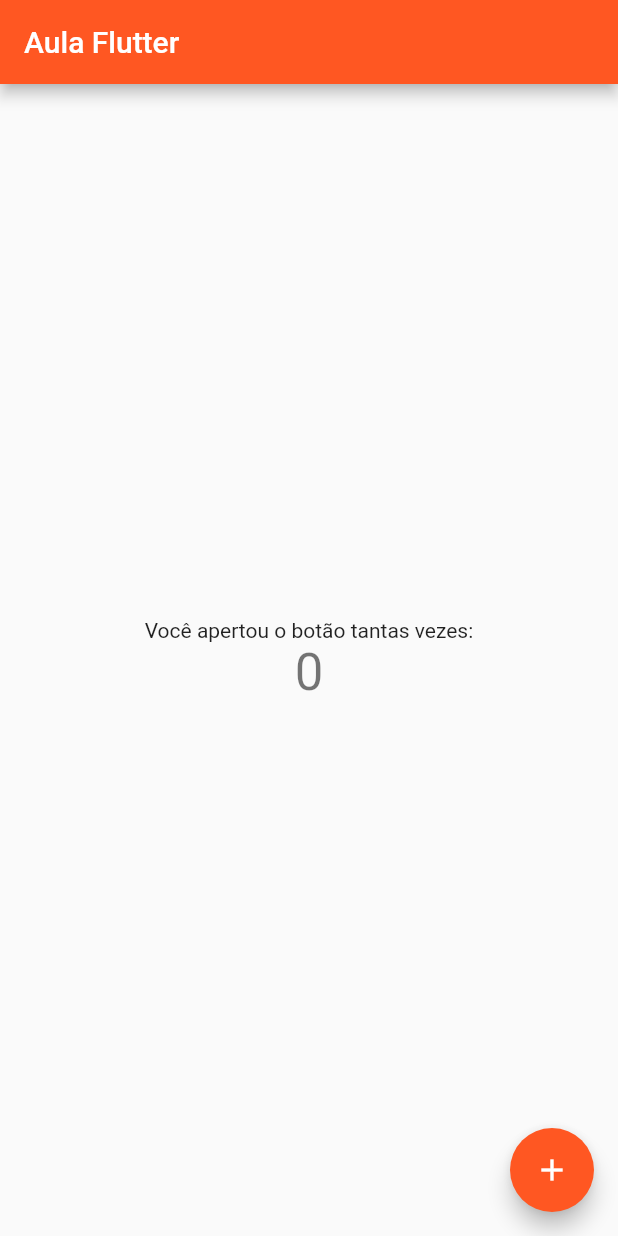
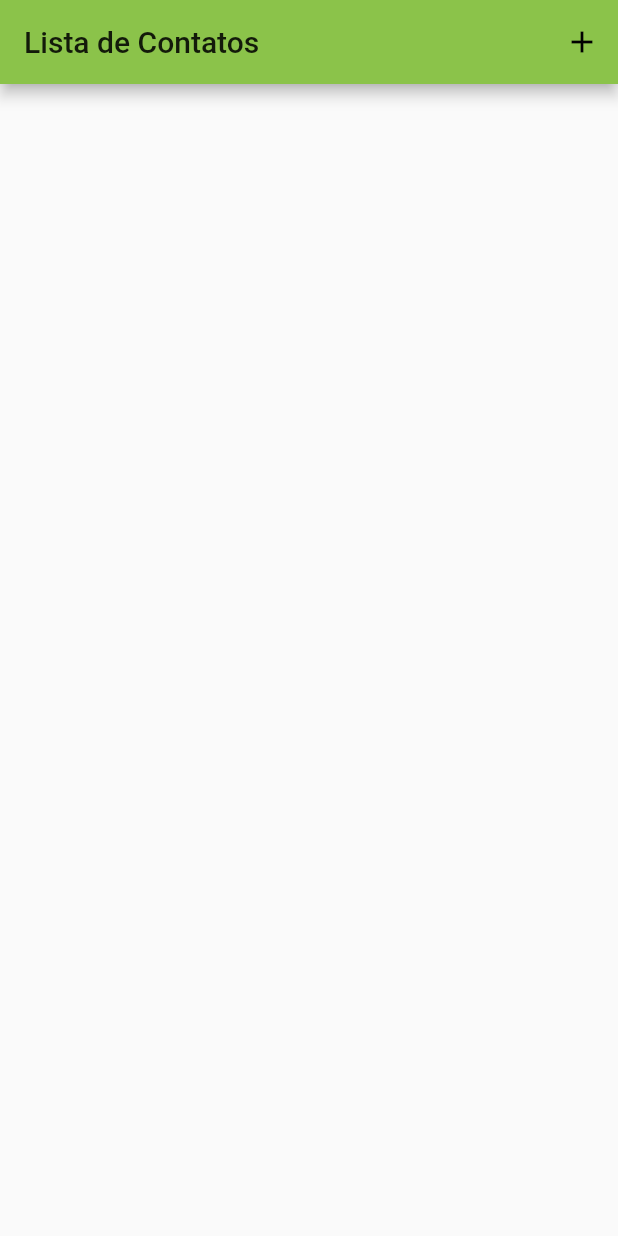
Before and after one commit to gguaranha/agenda_crud, a Flutter app: the screen it shows after launch, on a phone screen of 412 x 824 dp. Run offline on Flutter 3.47's test engine with Material 2 defaults, Android fonts, the light colour scheme and no system bars.

Commit message:
Criando Rotas

```diff
--- a/lib/app/my_app.dart
+++ b/lib/app/my_app.dart
@@ -1,17 +1,23 @@
+import 'package:agenda_crud/app/view/contact_form.dart';
+import 'package:agenda_crud/app/view/contact_list.dart';
 import 'package:flutter/material.dart';
-
-import 'view/my_home_page.dart';
 
 class MyApp extends StatelessWidget {
   // This widget is the root of your application.
+  static const HOME = '/';
+  static const CONTACT_FORM = 'contact-form';
+
   @override
   Widget build(BuildContext context) {
     return MaterialApp(
       title: 'Flutter Demo',
       theme: ThemeData(
-        primarySwatch: Colors.deepOrange,
+        primarySwatch: Colors.lightGreen,
       ),
-      home: MyHomePage(title: 'Aula Flutter'),
+      routes: {
+        HOME: (context) => ContactList(),
+        CONTACT_FORM: (context) => ContactForm()
+      },
     );
   }
 }
--- /dev/null
+++ b/lib/app/view/contact_form.dart
@@ -0,0 +1,12 @@
+import 'package:flutter/material.dart';
+
+class ContactForm extends StatelessWidget {
+  @override
+  Widget build(BuildContext context) {
+    return Scaffold(
+      appBar: AppBar(
+        title: Text('Cadastro de Contatos'),
+      ),
+    );
+  }
+}
--- /dev/null
+++ b/lib/app/view/contact_list.dart
@@ -0,0 +1,21 @@
+import 'package:agenda_crud/app/my_app.dart';
+import 'package:flutter/material.dart';
+
+class ContactList extends StatelessWidget {
+  @override
+  Widget build(BuildContext context) {
+    return Scaffold(
+      appBar: AppBar(
+        title: Text('Lista de Contatos'),
+        actions: [
+          IconButton(
+              icon: Icon(Icons.add),
+              onPressed: () {
+                Navigator.of(context).pushNamed(MyApp.CONTACT_FORM);
+              })
+        ],
+      ),
+      body: ListView(),
+    );
+  }
+}
--- a/lib/app/view/my_home_page.dart
+++ /dev/null
@@ -1,86 +0,0 @@
-import 'package:flutter/material.dart';
-
-class MyHomePage extends StatefulWidget {
-  MyHomePage({Key key, this.title}) : super(key: key);
-
-  // This widget is the home page of your application. It is stateful, meaning
-  // that it has a State object (defined below) that contains fields that affect
-  // how it looks.
-
-  // This class is the configuration for the state. It holds the values (in this
-  // case the title) provided by the parent (in this case the App widget) and
-  // used by the build method of the State. Fields in a Widget subclass are
-  // always marked "final".
-
-  final String title;
-
-  @override
-  _MyHomePageState createState() => _MyHomePageState();
-}
-
-class _MyHomePageState extends State<MyHomePage> {
-  int _counter = 0;
-
-  void _incrementCounter() {
-    setState(() {
-      // This call to setState tells the Flutter framework that something has
-      // changed in this State, which causes it to rerun the build method below
-      // so that the display can reflect the updated values. If we changed
-      // _counter without calling setState(), then the build method would not be
-      // called again, and so nothing would appear to happen.
-      _counter++;
-    });
-  }
-
-  @override
-  Widget build(BuildContext context) {
-    // This method is rerun every time setState is called, for instance as done
-    // by the _incrementCounter method above.
-    //
-    // The Flutter framework has been optimized to make rerunning build methods
-    // fast, so that you can just rebuild anything that needs updating rather
-    // than having to individually change instances of widgets.
-    return Scaffold(
-      appBar: AppBar(
-        // Here we take the value from the MyHomePage object that was created by
-        // the App.build method, and use it to set our appbar title.
-        title: Text(widget.title),
-      ),
-      body: Center(
-        // Center is a layout widget. It takes a single child and positions it
-        // in the middle of the parent.
-        child: Column(
-          // Column is also a layout widget. It takes a list of children and
-          // arranges them vertically. By default, it sizes itself to fit its
-          // children horizontally, and tries to be as tall as its parent.
-          //
-          // Invoke "debug painting" (press "p" in the console, choose the
-          // "Toggle Debug Paint" action from the Flutter Inspector in Android
-          // Studio, or the "Toggle Debug Paint" command in Visual Studio Code)
-          // to see the wireframe for each widget.
-          //
-          // Column has various properties to control how it sizes itself and
-          // how it positions its children. Here we use mainAxisAlignment to
-          // center the children vertically; the main axis here is the vertical
-          // axis because Columns are vertical (the cross axis would be
-          // horizontal).
-          mainAxisAlignment: MainAxisAlignment.center,
-          children: <Widget>[
-            Text(
-              'Você apertou o botão tantas vezes:',
-            ),
-            Text(
-              '$_counter',
-              style: Theme.of(context).textTheme.headline4,
-            ),
-          ],
-        ),
-      ),
-      floatingActionButton: FloatingActionButton(
-        onPressed: _incrementCounter,
-        tooltip: 'Increment',
-        child: Icon(Icons.add),
-      ), // This trailing comma makes auto-formatting nicer for build methods.
-    );
-  }
-}
--- a/lib/app/view/primeiro_widget.dart
+++ /dev/null
@@ -1,8 +0,0 @@
-import 'package:flutter/material.dart';
-
-class PrimeiroWidget extends StatelessWidget {
-  @override
-  Widget build(BuildContext context) {
-    return Container();
-  }
-}
```
